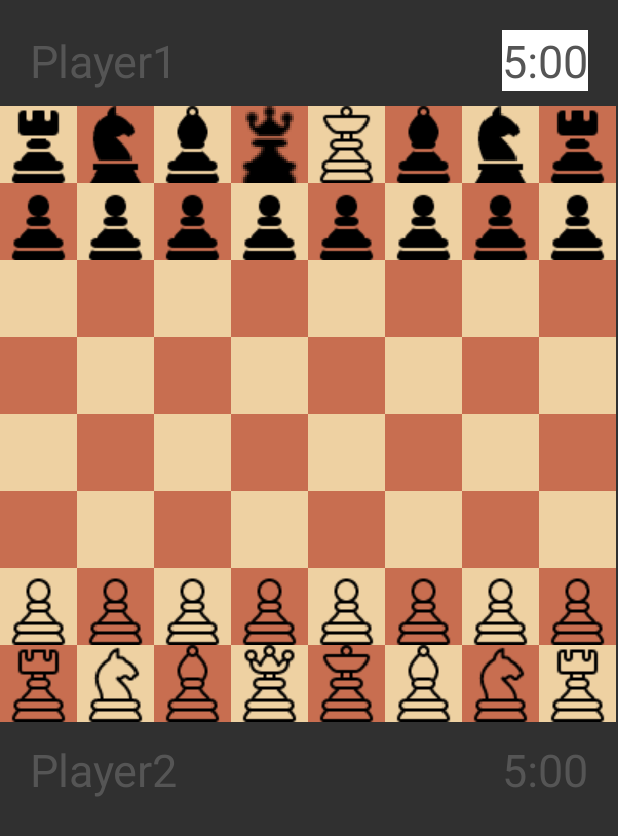
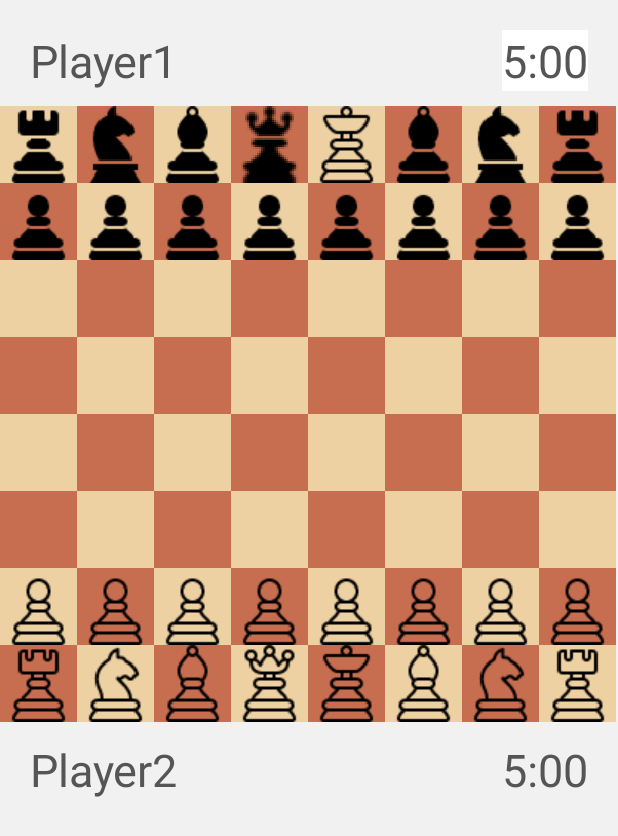
Before and after one commit to EvilGenoM/chessClient, an Android app: the GameActivity screen opened directly, with no data from a screen before it, on a phone screen of 412 x 824 dp. Shown: the top 836 px of the screen. Run offline under Robolectric (Android 15) with nearby library versions, the phone set to English and light mode, and no system bars; our stand-ins replace Dagger/Hilt's generated code.

Commit message:
Изменен цвет фона игровой активности на серый

```diff
--- a/app/src/main/res/layout/activity_game.xml
+++ b/app/src/main/res/layout/activity_game.xml
@@ -4,6 +4,7 @@
     xmlns:tools="http://schemas.android.com/tools"
     android:layout_width="match_parent"
     android:layout_height="match_parent"
+    android:background="#f1f1f1"
     tools:context="mobi.mpk.chessandroid.ui.GameActivity">
 
     <TextView
```
